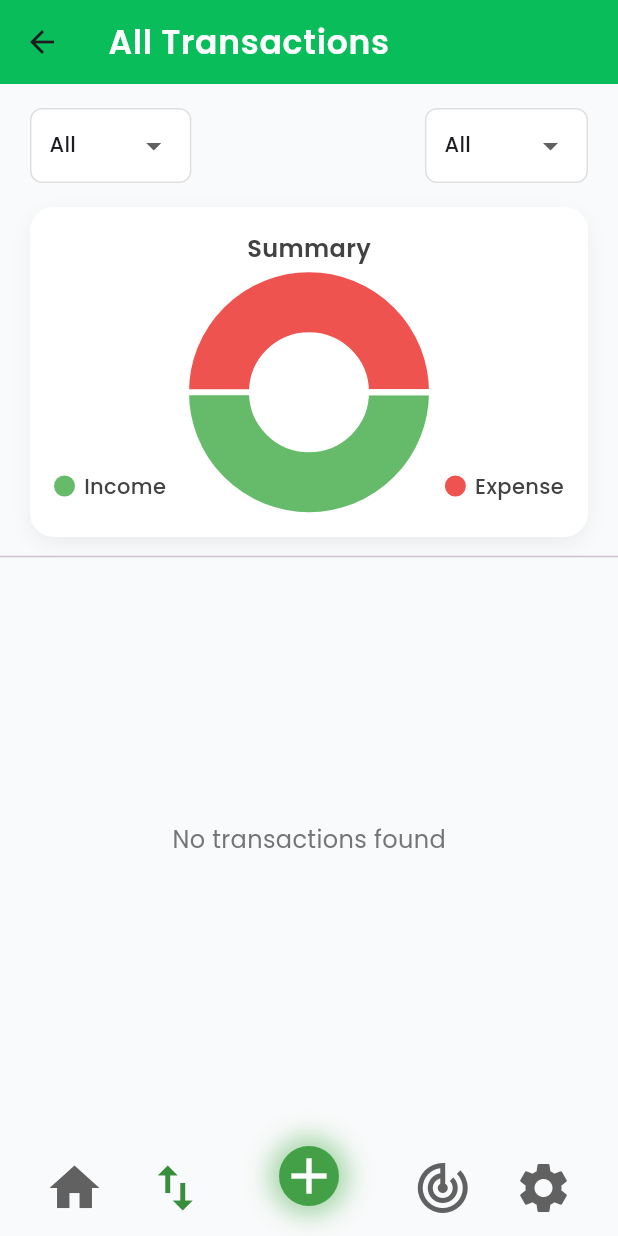
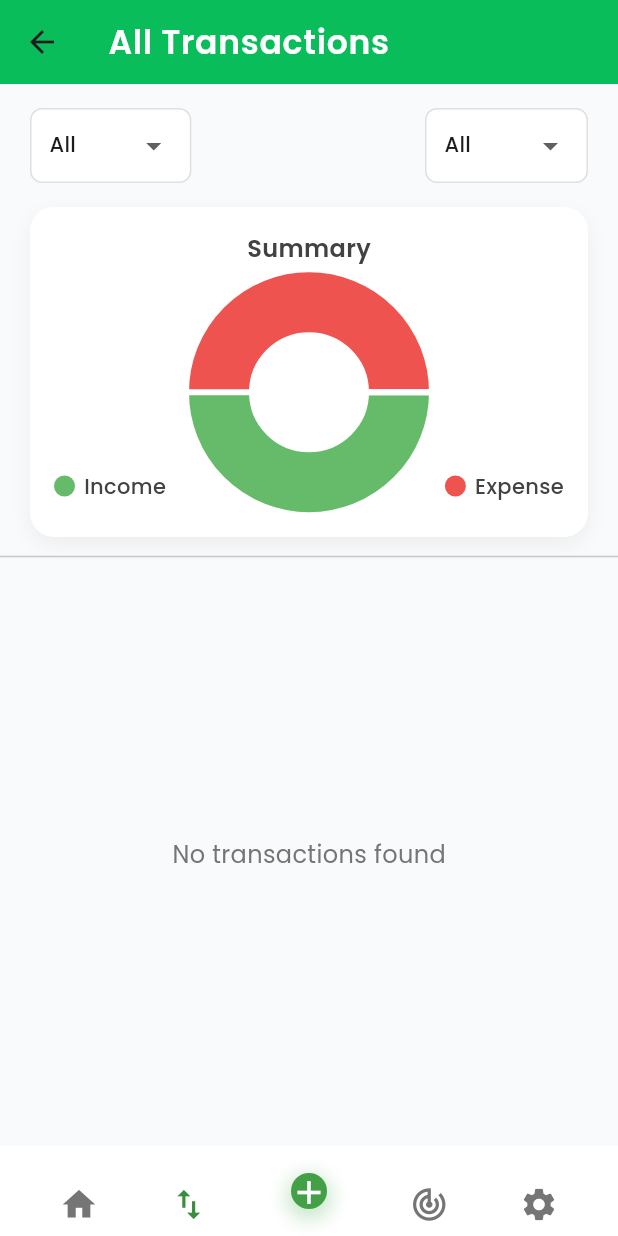
Before and after one commit to alizahid04/BudgetMate, a Flutter app: the AllTransactionsPage screen opened by its route, on a phone screen of 412 x 824 dp. Run offline on Flutter 3.47's test engine with Material 3 defaults, Android fonts, the phone set to English and light mode, and no system bars; drawn by our look-alikes of fl_chart; our stand-ins replace google_fonts, shared_preferences, sqflite; accounts and stored records are empty.

Commit message:
Button bar UI Updated

```diff
--- a/lib/Screens/home_screen.dart
+++ b/lib/Screens/home_screen.dart
@@ -130,6 +130,7 @@ class _HomePageState extends State<HomePage> {
     final displayName = userName.isEmpty ? "User" : userName;
 
     return Scaffold(
+
       backgroundColor: const Color(0xFFF5F5F5),
       appBar: AppBar(
         backgroundColor: const Color(0xFF00C853),
--- a/lib/Screens/shared_widgets/bottom_bar_custom.dart
+++ b/lib/Screens/shared_widgets/bottom_bar_custom.dart
@@ -1,5 +1,4 @@
 import 'package:flutter/material.dart';
-
 import '../Add_Transaction_screen.dart';
 
 class MyAppBar extends StatelessWidget {
@@ -10,23 +9,19 @@ class MyAppBar extends StatelessWidget {
   @override
   Widget build(BuildContext context) {
     return BottomAppBar(
-      color: Colors.transparent,
+      color: Colors.white,
+      height: 60,
       shape: const CircularNotchedRectangle(),
+      elevation: 6,
       child: Padding(
-        padding: const EdgeInsets.symmetric(vertical: 8.0),
+        padding: const EdgeInsets.symmetric(vertical: 6.0),
         child: Row(
           mainAxisAlignment: MainAxisAlignment.spaceAround,
           children: [
             navIcon(context, Icons.home, 'Home', 0, '/home'),
             navIcon(context, Icons.swap_vert, 'History', 1, '/history'),
             _buildAddButton(context),
-            navIcon(
-              context,
-              Icons.track_changes,
-              'Icons.track_changes',
-              2,
-              '/Goal',
-            ),
+            navIcon(context, Icons.track_changes, 'Goals', 2, '/Goal'),
             navIcon(context, Icons.settings, 'Settings', 3, '/settings'),
           ],
         ),
@@ -49,47 +44,49 @@ class MyAppBar extends StatelessWidget {
       },
       icon: Icon(icon),
       tooltip: tooltip,
-      iconSize: 40,
-      color: selectedIndex == index ? Colors.green[700] : Colors.grey[700],
+      iconSize: 26, // Standard professional size
+      color: selectedIndex == index ? Colors.green[700] : Colors.grey[600],
     );
   }
 
   Widget _buildAddButton(BuildContext context) {
-    return Container(
-      width: 100,
-      height: 100,
+    return Material(
+      color: Colors.transparent, // Needed for ripple
+      child: InkWell(
+        customBorder: const CircleBorder(),
+        splashColor: Colors.white.withOpacity(0.2),
+        onTap: () async {
+          await Navigator.push(
+            context,
+            MaterialPageRoute(
+              builder: (_) => AddTransactionPage(
+                onTransactionAdded: () {
+                  // Optional refresh logic
+                },
+              ),
+            ),
+          );
+        },
+        child: Container(
+          width: 62,
+          height: 62,
           decoration: BoxDecoration(
             shape: BoxShape.circle,
             color: Colors.green[600],
             boxShadow: [
               BoxShadow(
-            color: Colors.green.withOpacity(0.5),
-            spreadRadius: 6,
-            blurRadius: 14,
+                color: Colors.green.withOpacity(0.3),
+                spreadRadius: 3,
+                blurRadius: 10,
+                offset: const Offset(0, 4), // Lifted shadow
               ),
             ],
           ),
-      child: Center(
-        child: IconButton(
-          onPressed: () async {
-            await Navigator.push(
-              context,
-              MaterialPageRoute(
-                builder: (_) => AddTransactionPage(
-                  onTransactionAdded: () {
-                    // Refresh logic if needed (optional)
-                  },
+          child: const Icon(
+            Icons.add,
+            color: Colors.white,
+            size: 26, // Balanced size for visibility
           ),
-              ),
-            );
-          },
-          icon: const Icon(Icons.add),
-          color: Colors.white,
-          iconSize: 40,
-          padding: EdgeInsets.zero,
-          constraints: const BoxConstraints(),
-          tooltip: 'Add',
-          splashRadius: 28,
         ),
       ),
     );
```
Lines whose indentation alone changed are shown as unchanged.
